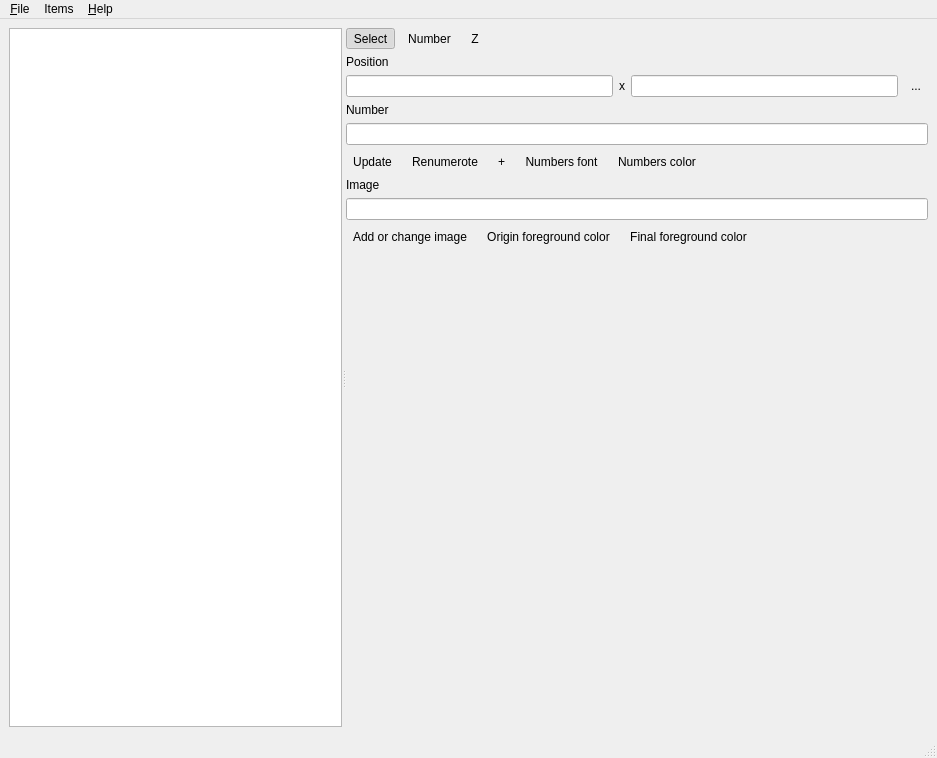
Before: the Qt Designer form ui/mainwindow.ui in kervala/mapmaker, drawn with Qt 5.
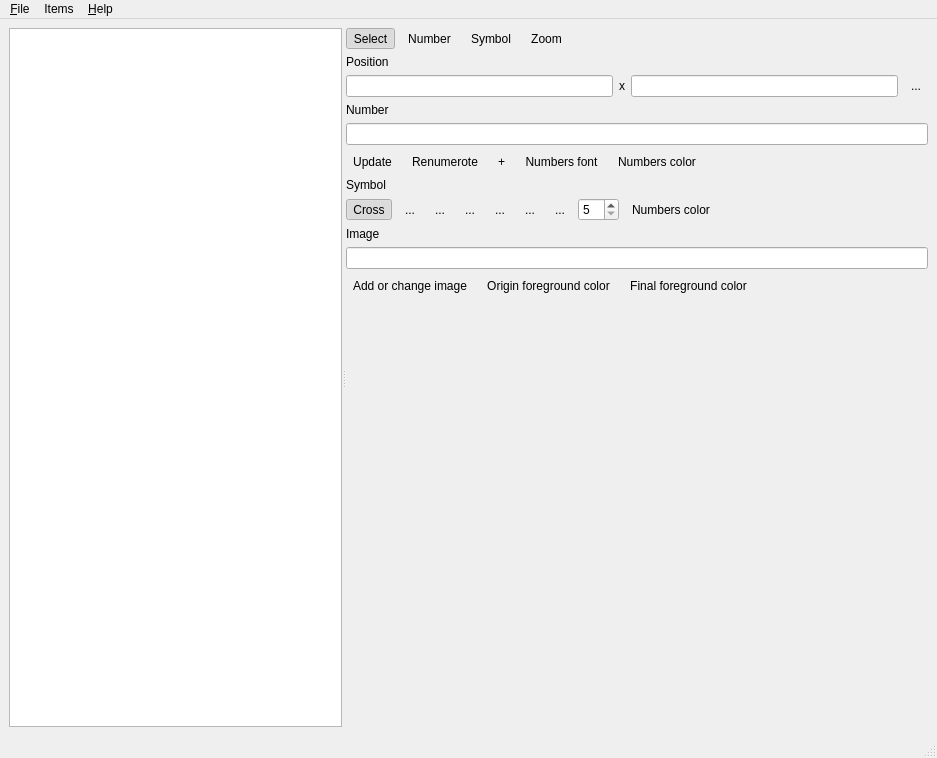
After: the same form once the commit is applied. Icons and pictures are not drawn.

Commit message: Fixed: New tool symbols

The edit to the form file:
```diff
--- a/ui/mainwindow.ui
+++ b/ui/mainwindow.ui
@@ -68,10 +68,37 @@
             </property>
            </widget>
           </item>
+          <item>
+           <widget class="QToolButton" name="symbolButton">
+            <property name="toolTip">
+             <string>Add symbol tool</string>
+            </property>
+            <property name="text">
+             <string>Symbol</string>
+            </property>
+            <property name="icon">
+             <iconset resource="../res/resources.qrc">
+              <normaloff>:/icons/symbol.png</normaloff>:/icons/symbol.png</iconset>
+            </property>
+            <property name="checkable">
+             <bool>true</bool>
+            </property>
+            <property name="autoExclusive">
+             <bool>true</bool>
+            </property>
+            <property name="autoRaise">
+             <bool>true</bool>
+            </property>
+           </widget>
+          </item>
           <item>
            <widget class="QToolButton" name="zoomButton">
             <property name="text">
-             <string>Z</string>
+             <string>Zoom</string>
+            </property>
+            <property name="icon">
+             <iconset resource="../res/resources.qrc">
+              <normaloff>:/icons/zoom.png</normaloff>:/icons/zoom.png</iconset>
             </property>
             <property name="checkable">
              <bool>true</bool>
@@ -266,6 +293,215 @@
           </layout>
          </widget>
         </item>
+        <item>
+         <widget class="QFrame" name="symbolFrame">
+          <layout class="QVBoxLayout" name="symbolVerticalLayout">
+           <property name="leftMargin">
+            <number>0</number>
+           </property>
+           <property name="topMargin">
+            <number>0</number>
+           </property>
+           <property name="rightMargin">
+            <number>0</number>
+           </property>
+           <property name="bottomMargin">
+            <number>0</number>
+           </property>
+           <item>
+            <widget class="QLabel" name="symbolLabel">
+             <property name="text">
+              <string>Symbol</string>
+             </property>
+            </widget>
+           </item>
+           <item>
+            <layout class="QHBoxLayout" name="symbolHorizontalLayout">
+             <item>
+              <widget class="QToolButton" name="symbolCrossButton">
+               <property name="text">
+                <string>Cross</string>
+               </property>
+               <property name="icon">
+                <iconset resource="../res/resources.qrc">
+                 <normaloff>:/icons/cross.png</normaloff>:/icons/cross.png</iconset>
+               </property>
+               <property name="checkable">
+                <bool>true</bool>
+               </property>
+               <property name="checked">
+                <bool>true</bool>
+               </property>
+               <property name="autoExclusive">
+                <bool>true</bool>
+               </property>
+               <property name="autoRaise">
+                <bool>true</bool>
+               </property>
+              </widget>
+             </item>
+             <item>
+              <widget class="QToolButton" name="symbolCircleButton">
+               <property name="text">
+                <string>...</string>
+               </property>
+               <property name="icon">
+                <iconset resource="../res/resources.qrc">
+                 <normaloff>:/icons/circle.png</normaloff>:/icons/circle.png</iconset>
+               </property>
+               <property name="checkable">
+                <bool>true</bool>
+               </property>
+               <property name="autoExclusive">
+                <bool>true</bool>
+               </property>
+               <property name="autoRaise">
+                <bool>true</bool>
+               </property>
+              </widget>
+             </item>
+             <item>
+              <widget class="QToolButton" name="symbolCircleFilledButton">
+               <property name="text">
+                <string>...</string>
+               </property>
+               <property name="icon">
+                <iconset resource="../res/resources.qrc">
+                 <normaloff>:/icons/circle_filled.png</normaloff>:/icons/circle_filled.png</iconset>
+               </property>
+               <property name="checkable">
+                <bool>true</bool>
+               </property>
+               <property name="autoExclusive">
+                <bool>true</bool>
+               </property>
+               <property name="autoRaise">
+                <bool>true</bool>
+               </property>
+              </widget>
+             </item>
+             <item>
+              <widget class="QToolButton" name="symbolSquareButton">
+               <property name="text">
+                <string>...</string>
+               </property>
+               <property name="icon">
+                <iconset resource="../res/resources.qrc">
+                 <normaloff>:/icons/square.png</normaloff>:/icons/square.png</iconset>
+               </property>
+               <property name="checkable">
+                <bool>true</bool>
+               </property>
+               <property name="autoExclusive">
+                <bool>true</bool>
+               </property>
+               <property name="autoRaise">
+                <bool>true</bool>
+               </property>
+              </widget>
+             </item>
+             <item>
+              <widget class="QToolButton" name="symbolSquareFilledButton">
+               <property name="text">
+                <string>...</string>
+               </property>
+               <property name="icon">
+                <iconset resource="../res/resources.qrc">
+                 <normaloff>:/icons/square_filled.png</normaloff>:/icons/square_filled.png</iconset>
+               </property>
+               <property name="checkable">
+                <bool>true</bool>
+               </property>
+               <property name="autoExclusive">
+                <bool>true</bool>
+               </property>
+               <property name="autoRaise">
+                <bool>true</bool>
+               </property>
+              </widget>
+             </item>
+             <item>
+              <widget class="QToolButton" name="symbolTriangleButton">
+               <property name="text">
+                <string>...</string>
+               </property>
+               <property name="icon">
+                <iconset resource="../res/resources.qrc">
+                 <normaloff>:/icons/triangle.png</normaloff>:/icons/triangle.png</iconset>
+               </property>
+               <property name="checkable">
+                <bool>true</bool>
+               </property>
+               <property name="autoExclusive">
+                <bool>true</bool>
+               </property>
+               <property name="autoRaise">
+                <bool>true</bool>
+               </property>
+              </widget>
+             </item>
+             <item>
+              <widget class="QToolButton" name="symbolTriangleFilledButton">
+               <property name="text">
+                <string>...</string>
+               </property>
+               <property name="icon">
+                <iconset resource="../res/resources.qrc">
+                 <normaloff>:/icons/triangle_filled.png</normaloff>:/icons/triangle_filled.png</iconset>
+               </property>
+               <property name="checkable">
+                <bool>true</bool>
+               </property>
+               <property name="autoExclusive">
+                <bool>true</bool>
+               </property>
+               <property name="autoRaise">
+                <bool>true</bool>
+               </property>
+              </widget>
+             </item>
+             <item>
+              <widget class="QSpinBox" name="symbolSizeSpinBox">
+               <property name="minimum">
+                <number>5</number>
+               </property>
+              </widget>
+             </item>
+             <item>
+              <widget class="QToolButton" name="symbolColorButton">
+               <property name="toolTip">
+                <string>Change font color for numbers</string>
+               </property>
+               <property name="text">
+                <string>Numbers color</string>
+               </property>
+               <property name="icon">
+                <iconset resource="../res/resources.qrc">
+                 <normaloff>:/icons/color.png</normaloff>:/icons/color.png</iconset>
+               </property>
+               <property name="autoRaise">
+                <bool>true</bool>
+               </property>
+              </widget>
+             </item>
+             <item>
+              <spacer name="symbolHorizontalSpacer">
+               <property name="orientation">
+                <enum>Qt::Horizontal</enum>
+               </property>
+               <property name="sizeHint" stdset="0">
+                <size>
+                 <width>40</width>
+                 <height>20</height>
+                </size>
+               </property>
+              </spacer>
+             </item>
+            </layout>
+           </item>
+          </layout>
+         </widget>
+        </item>
         <item>
          <widget class="QFrame" name="imageFrame">
           <layout class="QVBoxLayout" name="imageVerticalLayout">
```
Left out of the diff: 3 changed lines with no effect on the pictures. The commit also changes 15 other files.
